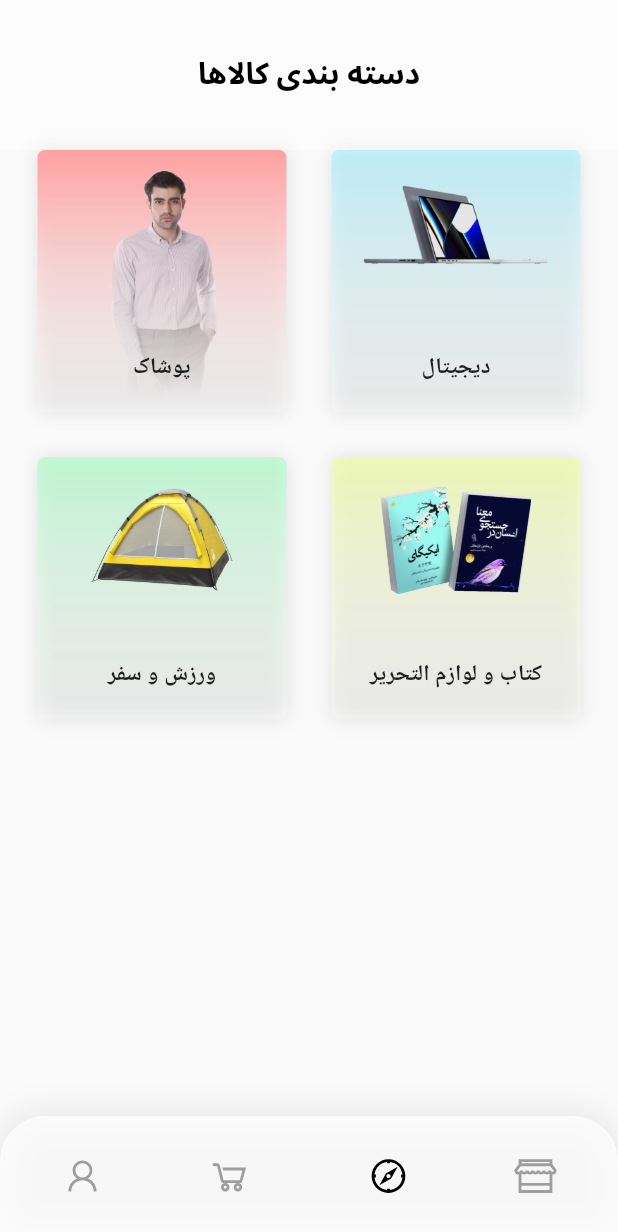
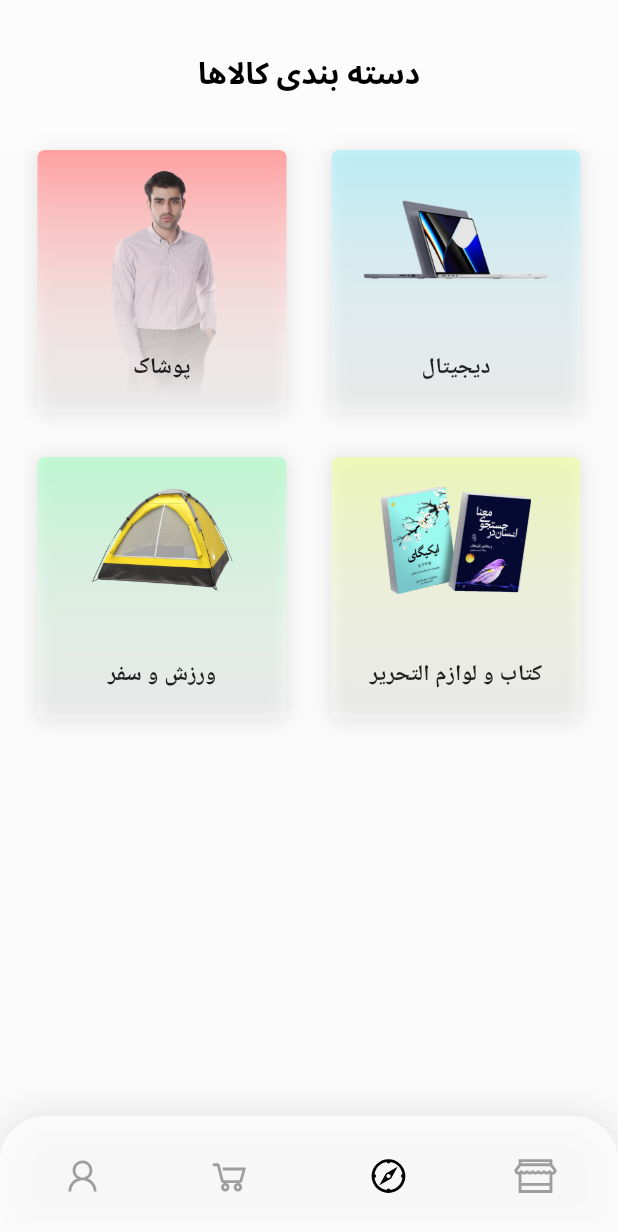
Before and after one commit to mfrashidi/beheshti-store-flutter, a Flutter app: the screen it shows after launch, item 2 of the bottom bar chosen, on a phone screen of 412 x 824 dp. Shown: the top 1232 px of the screen. Run offline on Flutter 3.47's test engine with Material 2 defaults, Android fonts, the phone set to English and light mode, and no system bars; drawn by our look-alikes of google_nav_bar; our stand-ins replace flutter_staggered_animations, google_fonts, line_icons, simple_animations; Roboto replaces fonts that are missing (Beheshti).

Commit message:
Change padding

```diff
--- a/lib/screens/categories_screen.dart
+++ b/lib/screens/categories_screen.dart
@@ -56,7 +56,7 @@ class Body extends StatelessWidget {
         "text": "دیجیتال",
         "color": Color(0x9CA2F0FF),
         "fade": false,
-        "padding": 20.0,
+        "padding": 30.0,
         "width": 125.0
       },
       {"pic": "assets/screens/categories/clothing.png",
```
